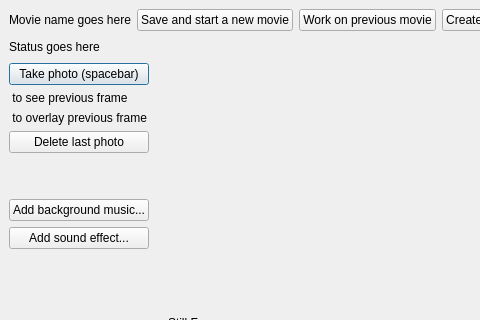
Before: the Qt Designer form stopmotionanimation.ui in chennes/Stop_Motion_Animation, drawn with Qt 5; both pictures show x 0 to 480 and y 0 to 320 of the 831 by 1129 pixel window.
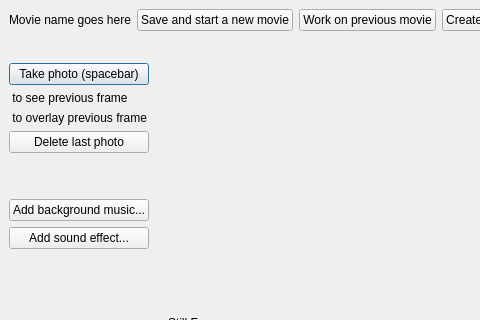
After: the same form once the commit is applied. Custom widgets are drawn as their Qt base class.

```diff
--- a/stopmotionanimation.ui
+++ b/stopmotionanimation.ui
@@ -101,13 +101,6 @@
     </item>
     <item>
      <layout class="QHBoxLayout" name="horizontalLayout_4">
-      <item>
-       <widget class="QLabel" name="statusLabel">
-        <property name="text">
-         <string>Status goes here</string>
-        </property>
-       </widget>
-      </item>
       <item>
        <spacer name="horizontalSpacer_4">
         <property name="orientation">
```
